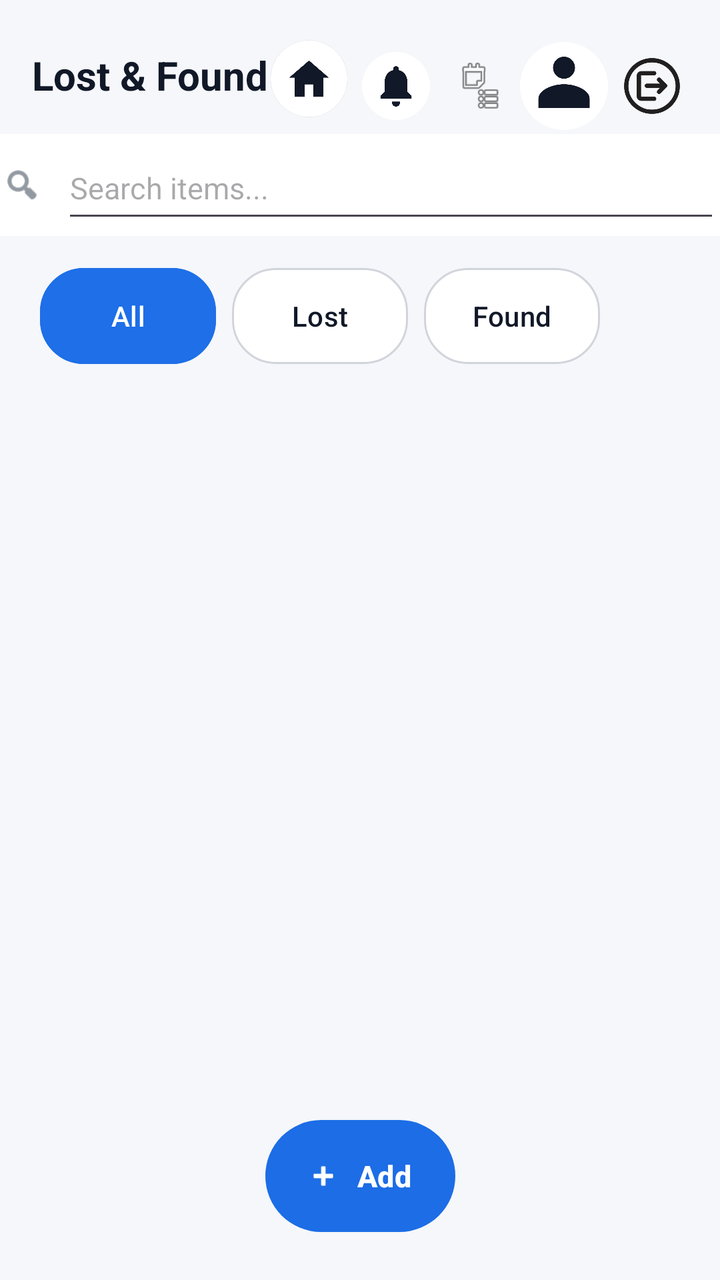
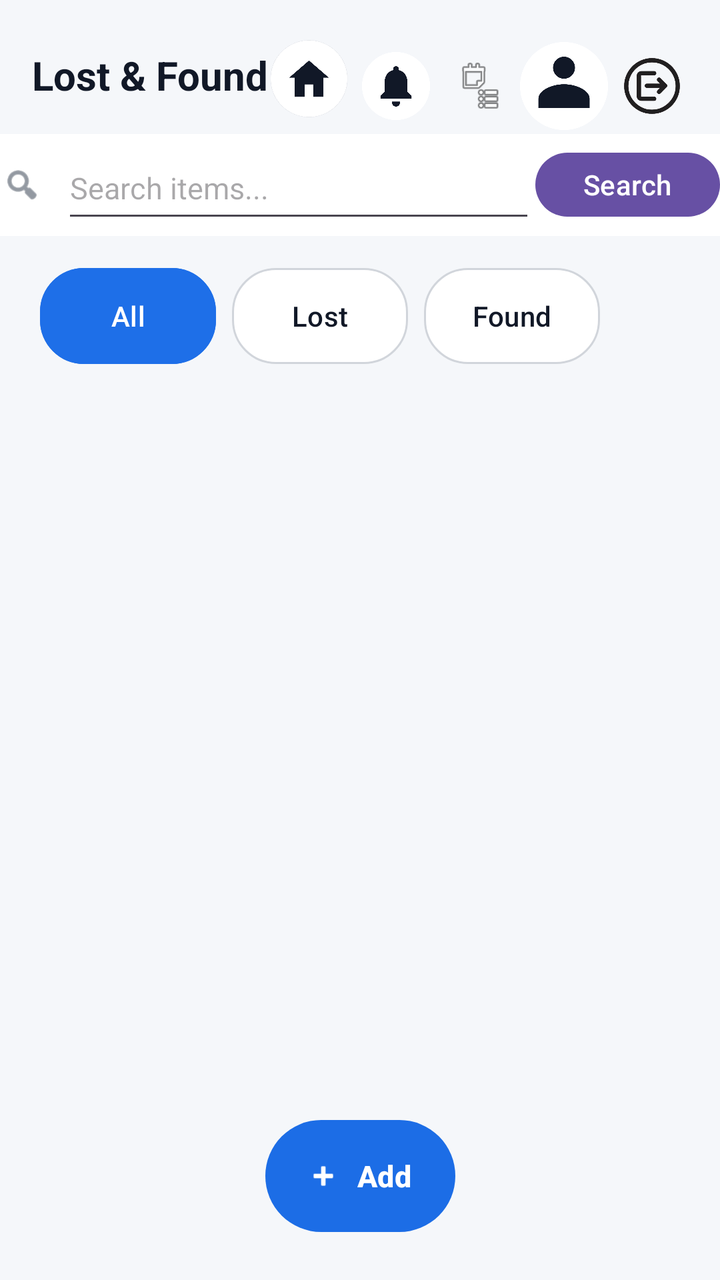

Before-and-after screenshots of an Android layout around one commit, followed by the original layout XML and the change that was made.
<!-- AndroidManifest.xml: application theme Theme.MyApplication -->
<!-- res/layout/activity_home.xml -->
<?xml version="1.0" encoding="utf-8"?>
<androidx.constraintlayout.widget.ConstraintLayout xmlns:android="http://schemas.android.com/apk/res/android"
    xmlns:app="http://schemas.android.com/apk/res-auto"
    xmlns:tools="http://schemas.android.com/tools"
    android:id="@+id/main"
    android:layout_width="match_parent"
    android:layout_height="match_parent"
    android:background="#F5F7FA"
    tools:context=".HomeActivity">

    <TextView
        android:id="@+id/textView"
        android:layout_width="wrap_content"
        android:layout_height="wrap_content"
        android:layout_marginStart="16dp"
        android:layout_marginTop="24dp"
        android:text="Lost &amp; Found"
        android:textColor="#111827"
        android:textSize="20sp"
        android:textStyle="bold"
        app:layout_constraintEnd_toStartOf="@+id/home"
        app:layout_constraintHorizontal_bias="0.0"
        app:layout_constraintStart_toStartOf="parent"
        app:layout_constraintTop_toTopOf="parent" />


    <ImageView
        android:id="@+id/home"
        android:layout_width="43dp"
        android:layout_height="44dp"
        android:layout_marginTop="1dp"
        android:contentDescription="Home"

        android:src="@drawable/home1"
        app:layout_constraintBottom_toTopOf="@+id/linearLayout"
        app:layout_constraintEnd_toStartOf="@+id/notificationContainer"
        app:layout_constraintTop_toTopOf="parent"
        app:layout_constraintVertical_bias="0.74" />

    <FrameLayout
        android:id="@+id/notificationContainer"
        android:layout_width="44dp"
        android:layout_height="44dp"
        android:layout_marginTop="21dp"
        app:layout_constraintEnd_toStartOf="@+id/receivedClaims"
        app:layout_constraintTop_toTopOf="parent">

        <ImageView
            android:id="@+id/notification"
            android:layout_width="match_parent"
            android:layout_height="match_parent"
            android:contentDescription="Notifications"
            android:padding="5dp"
            android:src="@drawable/notification" />

        <TextView
            android:id="@+id/notificationBadge"
            android:layout_width="19dp"
            android:layout_height="19dp"
            android:layout_gravity="top|end"
            android:background="@drawable/notification_badge"
            android:gravity="center"
            android:text="0"
            android:textColor="#FFFFFF"
            android:textSize="10sp"
            android:textStyle="bold"
            android:visibility="gone" />

    </FrameLayout>


    <ImageView
        android:id="@+id/receivedClaims"
        android:layout_width="40dp"
        android:layout_height="44dp"
        android:layout_marginTop="21dp"
        android:padding="7dp"
        android:contentDescription="Received Claims"
        app:layout_constraintEnd_toStartOf="@+id/profile"
        app:layout_constraintTop_toTopOf="parent"
        app:srcCompat="@android:drawable/ic_menu_agenda" />

    <ImageView
        android:id="@+id/profile"
        android:layout_width="44dp"
        android:layout_height="44dp"
        android:layout_marginTop="21dp"
        android:layout_marginEnd="56dp"
        app:layout_constraintEnd_toEndOf="parent"
        app:layout_constraintTop_toTopOf="parent"
        app:srcCompat="@drawable/profile" />

    <ImageView
        android:id="@+id/logout"
        android:layout_width="44dp"
        android:layout_height="44dp"
        android:layout_marginTop="21dp"
        android:layout_marginEnd="12dp"
        app:layout_constraintEnd_toEndOf="parent"
        app:layout_constraintTop_toTopOf="parent"
        app:srcCompat="@drawable/images__3__removebg_preview" />

    <LinearLayout
        android:id="@+id/linearLayout"
        android:layout_width="387dp"
        android:layout_height="51dp"
        android:layout_marginTop="16dp"
        android:background="#FFFFFF"
        android:gravity="center_vertical"
        android:orientation="horizontal"
        android:paddingStart="14dp"
        android:paddingEnd="14dp"
        app:layout_constraintEnd_toEndOf="parent"
        app:layout_constraintStart_toStartOf="parent"
        app:layout_constraintTop_toBottomOf="@+id/textView">

        <ImageView
            android:layout_width="20dp"
            android:layout_height="20dp"
            android:importantForAccessibility="no"
            android:src="@android:drawable/ic_menu_search"
            app:tint="#4B5563" />

        <EditText
            android:id="@+id/search"
            android:layout_width="match_parent"
            android:layout_height="48dp"
            android:layout_marginStart="10dp"
            android:hint="Search items..."
            android:textColor="#4B5563"
            android:textSize="15sp" />
    </LinearLayout>

    <Button
        android:id="@+id/all"
        android:layout_width="wrap_content"
        android:layout_height="48dp"
        android:layout_marginStart="20dp"
        android:layout_marginTop="16dp"
        android:insetTop="0dp"
        android:insetBottom="0dp"
        android:text="All"
        android:textAllCaps="false"
        android:textColor="#FFFFFF"
        android:textSize="14sp"
        app:backgroundTint="#1E6FE8"
        app:cornerRadius="22dp"
        app:layout_constraintStart_toStartOf="parent"
        app:layout_constraintTop_toBottomOf="@+id/linearLayout"
        app:strokeColor="#1E6FE8"
        app:strokeWidth="1dp" />

    <Button
        android:id="@+id/lost"
        android:layout_width="wrap_content"
        android:layout_height="48dp"
        android:layout_marginStart="8dp"
        android:layout_marginTop="16dp"
        android:insetTop="0dp"
        android:insetBottom="0dp"
        android:text="Lost"
        android:textAllCaps="false"
        android:textColor="#111827"
        android:textSize="14sp"
        app:backgroundTint="#FFFFFF"
        app:cornerRadius="22dp"
        app:layout_constraintStart_toEndOf="@+id/all"
        app:layout_constraintTop_toBottomOf="@+id/linearLayout"
        app:strokeColor="#D1D5DB"
        app:strokeWidth="1dp" />

    <Button
        android:id="@+id/found"
        android:layout_width="wrap_content"
        android:layout_height="48dp"
        android:layout_marginStart="8dp"
        android:layout_marginTop="16dp"
        android:insetTop="0dp"
        android:insetBottom="0dp"
        android:text="Found"
        android:textAllCaps="false"
        android:textColor="#111827"
        android:textSize="14sp"
        app:backgroundTint="#FFFFFF"
        app:cornerRadius="22dp"
        app:layout_constraintStart_toEndOf="@+id/lost"
        app:layout_constraintTop_toBottomOf="@+id/linearLayout"
        app:strokeColor="#D1D5DB"
        app:strokeWidth="1dp" />

    <GridView
        android:id="@+id/gridView"
        android:layout_width="0dp"
        android:layout_height="0dp"
        android:layout_marginTop="12dp"
        android:clipToPadding="false"
        android:horizontalSpacing="12dp"
        android:numColumns="2"
        android:paddingStart="16dp"
        android:paddingEnd="16dp"
        android:paddingBottom="96dp"
        android:scrollbars="none"
        android:stretchMode="columnWidth"
        android:verticalSpacing="12dp"
        app:layout_constraintBottom_toBottomOf="parent"
        app:layout_constraintEnd_toEndOf="parent"
        app:layout_constraintStart_toStartOf="parent"
        app:layout_constraintTop_toBottomOf="@+id/all" />

    <Button
        android:id="@+id/add"
        android:layout_width="wrap_content"
        android:layout_height="56dp"
        app:layout_constraintStart_toStartOf="parent"
        app:layout_constraintEnd_toEndOf="parent"
        android:layout_marginBottom="24dp"
        android:elevation="6dp"
        android:insetTop="0dp"
        android:insetBottom="0dp"
        android:paddingStart="20dp"
        android:paddingEnd="22dp"
        android:text="Add"
        android:gravity="center"
        android:textAllCaps="false"
        android:textColor="#FFFFFF"
        android:textSize="15sp"
        android:textStyle="bold"
        app:backgroundTint="#1C6DE6"
        app:cornerRadius="28dp"
        app:icon="@android:drawable/ic_input_add"
        app:iconGravity="textStart"
        app:iconPadding="8dp"
        app:iconTint="#FFFFFF"
        app:layout_constraintBottom_toBottomOf="parent" />

</androidx.constraintlayout.widget.ConstraintLayout>
<!-- resources referenced by this layout -->
<resources>
  <!-- drawable home1: png bitmap (drawable, 35646 bytes) -->
  <!-- drawable images__3__removebg_preview: png bitmap (drawable, 79643 bytes) -->
  <!-- drawable notification: png bitmap (drawable, 13131 bytes) -->
  <!-- drawable notification_badge (drawable) -->
  <shape xmlns:android="http://schemas.android.com/apk/res/android"
      android:shape="oval">
  
      <solid android:color="#EF4444" />
  
  </shape>
  <!-- drawable profile: png bitmap (drawable, 13989 bytes) -->
  <style name="Theme.MyApplication" parent="Base.Theme.MyApplication" />
  <style name="Base.Theme.MyApplication" parent="Theme.Material3.DayNight.NoActionBar">
          
          
      </style>
</resources>

<!-- the commit's change to res/layout/activity_home.xml (unified diff, before → after) -->
@@ -123,12 +123,21 @@
 
         <EditText
             android:id="@+id/search"
-            android:layout_width="match_parent"
+            android:layout_width="0dp"
             android:layout_height="48dp"
+            android:layout_weight="1"
             android:layout_marginStart="10dp"
             android:hint="Search items..."
             android:textColor="#4B5563"
             android:textSize="15sp" />
+
+        <Button
+            android:id="@+id/searchButton"
+            android:layout_width="wrap_content"
+            android:layout_height="40dp"
+            android:text="Search"
+            android:textAllCaps="false" />
+
     </LinearLayout>
 
     <Button
